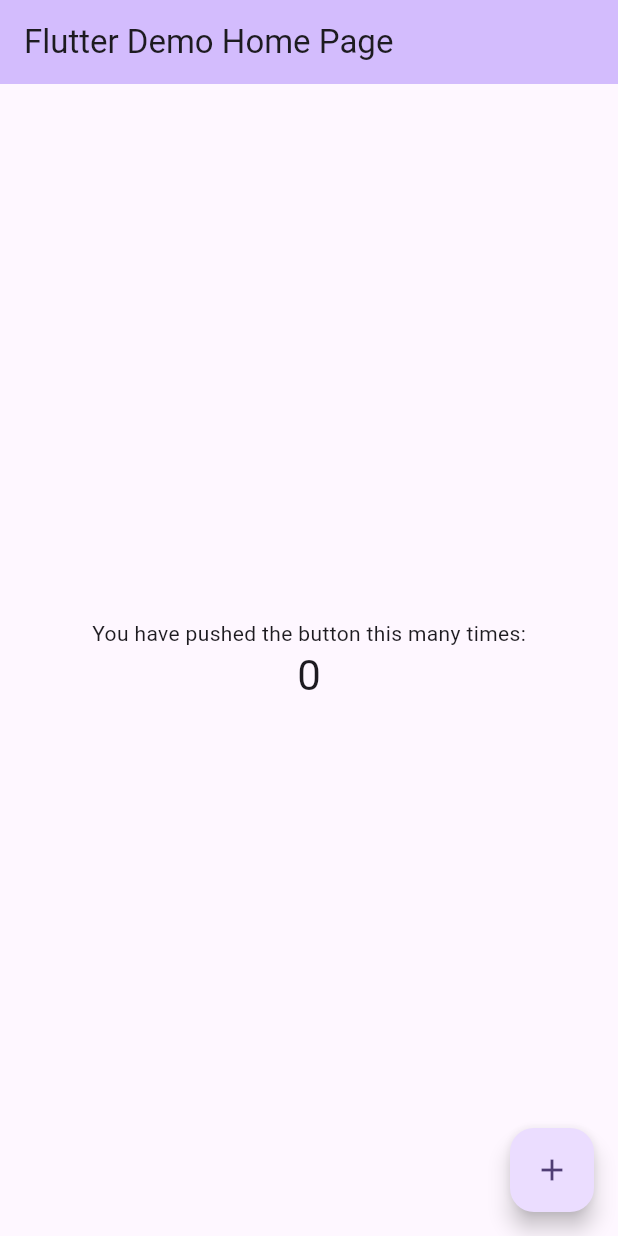
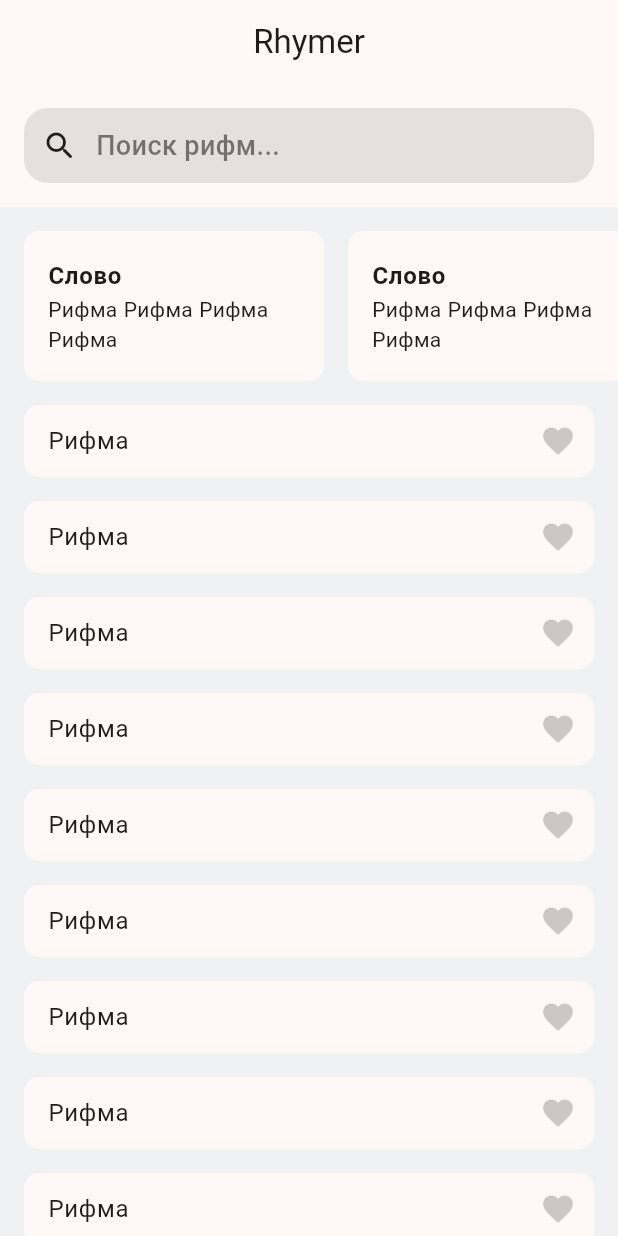
Before and after one commit to k0ndrashov00/rhymer, a Flutter app: the screen it shows after launch, on a phone screen of 412 x 824 dp. Run offline on Flutter 3.47's test engine with Material 3 defaults, Android fonts, the light colour scheme and no system bars.

Commit message:
+ home page

```diff
--- a/lib/main.dart
+++ b/lib/main.dart
@@ -3,65 +3,187 @@ import 'package:flutter/material.dart';
 void main() {
   runApp(const MyApp());
 }
-
+//---------------MyApp---------------
 class MyApp extends StatelessWidget {
   const MyApp({super.key});
 
   @override
   Widget build(BuildContext context) {
+    final primaryColor = Color(0xFFF82B10);
     return MaterialApp(
-      title: 'Flutter Demo',
       theme: ThemeData(
-        colorScheme: ColorScheme.fromSeed(seedColor: Colors.deepPurple),
+        primaryColor: primaryColor,
+        scaffoldBackgroundColor: Color(0xFFEFF1F3),
+        colorScheme: ColorScheme.fromSeed(seedColor: primaryColor),
       ),
-      home: const MyHomePage(title: 'Flutter Demo Home Page'),
+      home: const HomeScreen(),
     );
   }
 }
-
-class MyHomePage extends StatefulWidget {
-  const MyHomePage({super.key, required this.title});
-
-
-  final String title;
-
-  @override
-  State<MyHomePage> createState() => _MyHomePageState();
-}
-
-class _MyHomePageState extends State<MyHomePage> {
-  int _counter = 0;
-
-  void _incrementCounter() {
-    setState(() {
-      _counter++;
-    });
-  }
+//---------------HomeScreen---------------
+class HomeScreen extends StatelessWidget {
+  const HomeScreen({super.key});
 
   @override
   Widget build(BuildContext context) {
+    final theme = Theme.of(context);
     return Scaffold(
-      appBar: AppBar(
-        backgroundColor: Theme.of(context).colorScheme.inversePrimary,
-        title: Text(widget.title),
-      ),
-      body: Center(
-        child: Column(
-          mainAxisAlignment: MainAxisAlignment.center,
-          children: <Widget>[
-            const Text('You have pushed the button this many times:'),
-            Text(
-              '$_counter',
-              style: Theme.of(context).textTheme.headlineMedium,
+      body: CustomScrollView(
+        slivers: [
+          SliverAppBar(
+            floating: true,
+            pinned: true,
+            snap: true,
+            centerTitle: true,
+            backgroundColor: theme.cardColor,
+            surfaceTintColor: Colors.transparent,
+            title: const Text('Rhymer'),
+            bottom: PreferredSize(
+              preferredSize: const Size.fromHeight(82),
+              child: SearchButton()
             ),
-          ],
-        ),
-      ),
-      floatingActionButton: FloatingActionButton(
-        onPressed: _incrementCounter,
-        tooltip: 'Increment',
-        child: const Icon(Icons.add),
+          ),
+          SliverToBoxAdapter(child: SizedBox(height: 16)),
+          SliverToBoxAdapter(child: SizedBox(
+            height: 100,
+            child: ListView.separated(
+              scrollDirection: Axis.horizontal,
+              padding: EdgeInsets.symmetric(horizontal: 16),
+              itemCount: 10,
+              separatorBuilder: (context, index) => SizedBox(width: 16),
+              itemBuilder: (context, index) {
+                final rhymes = List.generate(4, (index) => 'Рифма');
+                return RhymeHistoryCard(rhymes: rhymes);
+              }
+            )
+          )),
+          SliverToBoxAdapter(child: SizedBox(height: 16)),
+          SliverList.builder(
+            itemBuilder: (context, index) => const RhymeListCard()
+          )
+        ],
       ),
     );
   }
 }
+//---------------BaseContainer---------------
+class BaseContainer extends StatelessWidget {
+  const BaseContainer({
+    super.key,
+    required this.width,
+    this.padding = const EdgeInsets.only(left: 16),
+    this.margin,
+    required this.child,
+  });
+
+  final double width;
+  final EdgeInsets padding;
+  final EdgeInsets? margin;
+  final Widget child;
+
+  @override
+  Widget build(BuildContext context) {
+    final theme = Theme.of(context);
+    return Container(
+      width: width,
+      padding: padding,
+      margin: margin,
+      decoration: BoxDecoration(
+        borderRadius: BorderRadius.circular(10),
+        color: theme.cardColor
+      ),
+      child: child
+    );
+  }
+}
+//---------------SearchButton---------------
+class SearchButton extends StatelessWidget {
+  const SearchButton({super.key});
+
+  @override
+  Widget build(BuildContext context) {
+    final theme = Theme.of(context);
+    return Container(
+      width: double.infinity,
+      padding: EdgeInsets.all(12),
+      margin: EdgeInsets.all(16),
+      decoration: BoxDecoration(
+        borderRadius: BorderRadius.circular(16),
+        color: theme.hintColor.withOpacity(0.1)
+      ),
+      child: Row(
+        children: [
+          Icon(Icons.search_rounded),
+          SizedBox(width: 12),
+          Text(
+            'Поиск рифм...',
+            style: TextStyle(
+              fontSize: 18,
+              fontWeight: FontWeight.w500,
+              color: theme.hintColor.withOpacity(0.5)
+            ),
+          ),
+        ],
+      ),
+    );
+  }
+}
+//---------------RhymeHistoryCard---------------
+class RhymeHistoryCard extends StatelessWidget {
+  const RhymeHistoryCard({
+    super.key,
+    required this.rhymes,
+  });
+
+  final List<String> rhymes;
+
+  @override
+  Widget build(BuildContext context) {
+    final theme = Theme.of(context);
+    return BaseContainer(
+      width: 200,
+      child: Column(
+        mainAxisAlignment: MainAxisAlignment.center,
+        crossAxisAlignment: CrossAxisAlignment.start,
+        children: [
+          Text('Слово', style: theme.textTheme.bodyLarge?.copyWith(fontWeight: FontWeight.w700)),
+          Wrap(
+            children: rhymes.map((e) => Padding(
+              padding: EdgeInsets.only(right: 4),
+              child: Text(e),
+            )).toList()
+          )
+        ],
+      )
+    );
+  }
+}
+//---------------RhymeListCard---------------
+class RhymeListCard extends StatelessWidget {
+  const RhymeListCard({super.key});
+
+  @override
+  Widget build(BuildContext context) {
+    final theme = Theme.of(context);
+    return BaseContainer(
+      width: double.infinity,
+      margin: const EdgeInsets.symmetric(horizontal: 16).copyWith(bottom: 16),
+      child: Row(
+        mainAxisAlignment: MainAxisAlignment.spaceBetween,
+        children: [
+          Text(
+            'Рифма',
+            style: theme.textTheme.bodyLarge,
+          ),
+          IconButton(
+            icon: Icon(
+              Icons.favorite,
+              color: theme.hintColor.withOpacity(0.2),
+            ),
+            onPressed: () {}
+          )
+        ],
+      ),
+    );
+  }
+}
```
